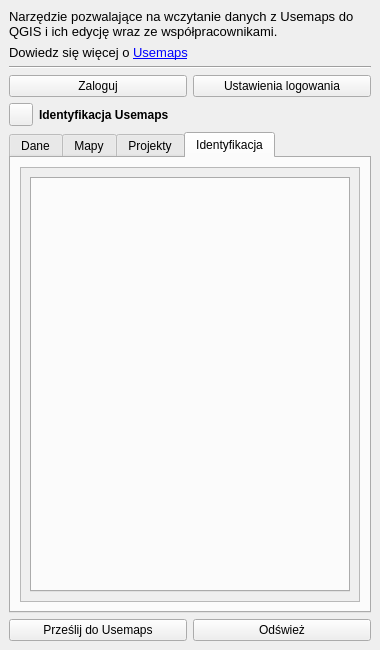
gis-support/usemaps-qgis-plugin, file usemaps_plugin/service/main_dockwidget.ui: the form before one commit.
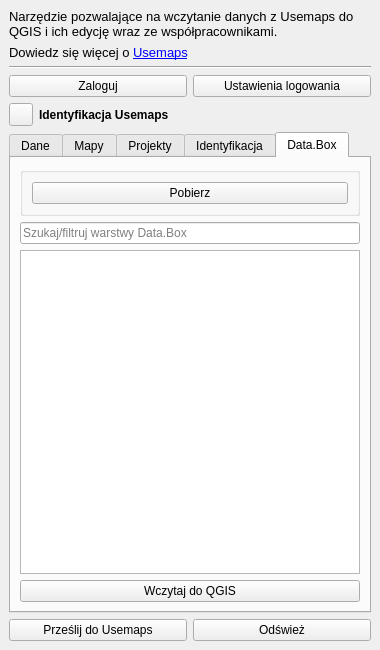
The form after the commit. The open tabs and pages were chosen to show the change.

```diff
--- a/usemaps_plugin/service/main_dockwidget.ui
+++ b/usemaps_plugin/service/main_dockwidget.ui
@@ -215,6 +215,75 @@
         </item>
        </layout>
       </widget>
+      <widget class="QWidget" name="databoxTab">
+       <attribute name="title">
+        <string>Data.Box</string>
+       </attribute>
+       <layout class="QVBoxLayout" name="verticalLayout_databox">
+        <item>
+         <widget class="QGroupBox" name="groupBoxDownload">
+          <layout class="QVBoxLayout" name="verticalLayoutDownload">
+           <item>
+            <layout class="QVBoxLayout" name="layoutSelectArea"/>
+           </item>
+           <item>
+            <widget class="QPushButton" name="btnDownloadData">
+             <property name="text">
+              <string>Pobierz</string>
+             </property>
+             <property name="toolTip">
+              <string>Pobiera dane wektorowe z wybranej warstwy Data.Box dla wskazanego obszaru i wczytuje je do QGIS z gotową symbolizacją.</string>
+             </property>
+            </widget>
+           </item>
+          </layout>
+         </widget>
+        </item>
+        <item>
+         <widget class="QLineEdit" name="databoxBrowser">
+          <property name="placeholderText">
+           <string>Szukaj/filtruj warstwy Data.Box</string>
+          </property>
+         </widget>
+        </item>
+        <item>
+         <widget class="QTableView" name="databoxTableView">
+          <property name="selectionBehavior">
+           <enum>QAbstractItemView::SelectRows</enum>
+          </property>
+          <property name="selectionMode">
+           <enum>QAbstractItemView::SingleSelection</enum>
+          </property>
+          <property name="showGrid">
+           <bool>false</bool>
+          </property>
+          <property name="sortingEnabled">
+           <bool>true</bool>
+          </property>
+          <attribute name="horizontalHeaderStretchLastSection">
+           <bool>true</bool>
+          </attribute>
+          <attribute name="verticalHeaderVisible">
+           <bool>false</bool>
+          </attribute>
+         </widget>
+        </item>
+        <item>
+         <layout class="QHBoxLayout" name="horizontalLayout_databox_actions">
+          <item>
+           <widget class="QPushButton" name="btnLoadDataboxMvt">
+            <property name="text">
+             <string>Wczytaj do QGIS</string>
+            </property>
+            <property name="toolTip">
+             <string>Wczytuje wybraną warstwę Data.Box jako kafelki wektorowe (MVT).</string>
+            </property>
+           </widget>
+          </item>
+         </layout>
+        </item>
+       </layout>
+      </widget>
      </widget>
     </item>
     <item>
```
